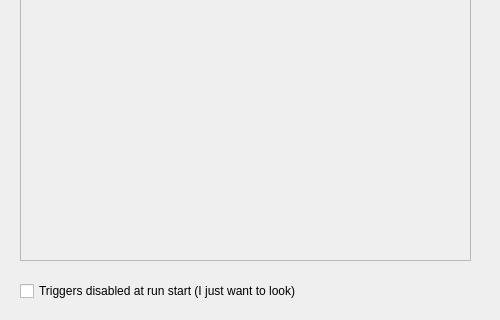
Old version of the form Forms/TrigTab.ui in the repository billkarsh/SpikeGLX; both pictures show x 0 to 500 and y 260 to 580 of the 500 by 580 pixel window.
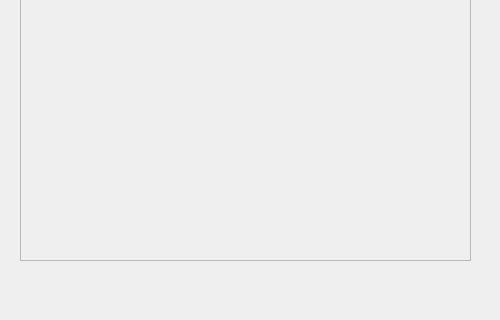
New version of the form.

Diff of the .ui file:
```diff
--- a/Forms/TrigTab.ui
+++ b/Forms/TrigTab.ui
@@ -13,31 +13,6 @@
   <property name="windowTitle">
    <string>Form</string>
   </property>
-  <widget class="QCheckBox" name="trgInitDisabChk">
-   <property name="geometry">
-    <rect>
-     <x>20</x>
-     <y>540</y>
-     <width>451</width>
-     <height>22</height>
-    </rect>
-   </property>
-   <property name="focusPolicy">
-    <enum>Qt::ClickFocus</enum>
-   </property>
-   <property name="toolTip">
-    <string>Check to initially disable triggers (file saving). Re-enable in the Graphs window toolbar.</string>
-   </property>
-   <property name="whatsThis">
-    <string>&lt;html&gt;&lt;head/&gt;&lt;body&gt;&lt;p&gt;If checked, triggering (file saving) is initially disabled. You can enable it when ready in the Graphs window.&lt;/p&gt;&lt;/body&gt;&lt;/html&gt;</string>
-   </property>
-   <property name="text">
-    <string>Triggers disabled at run start (I just want to look)</string>
-   </property>
-   <property name="checked">
-    <bool>false</bool>
-   </property>
-  </widget>
   <widget class="QFrame" name="trigFrame">
    <property name="geometry">
     <rect>
```
Left out of the diff: 1 changed line with no effect on the pictures.
